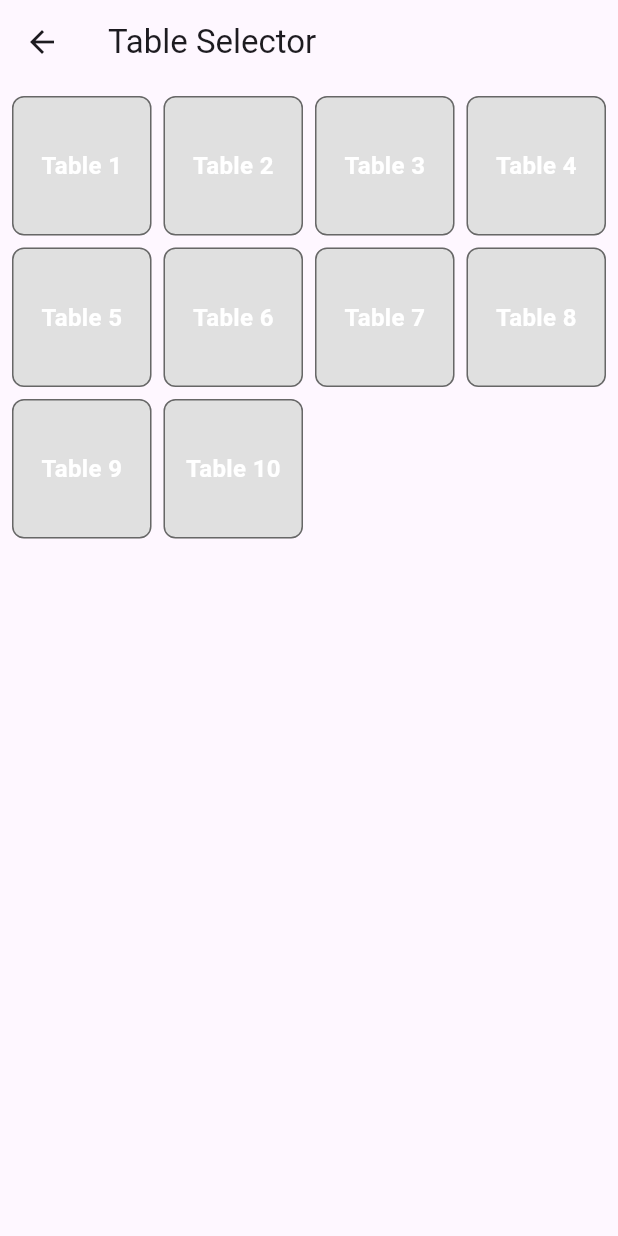
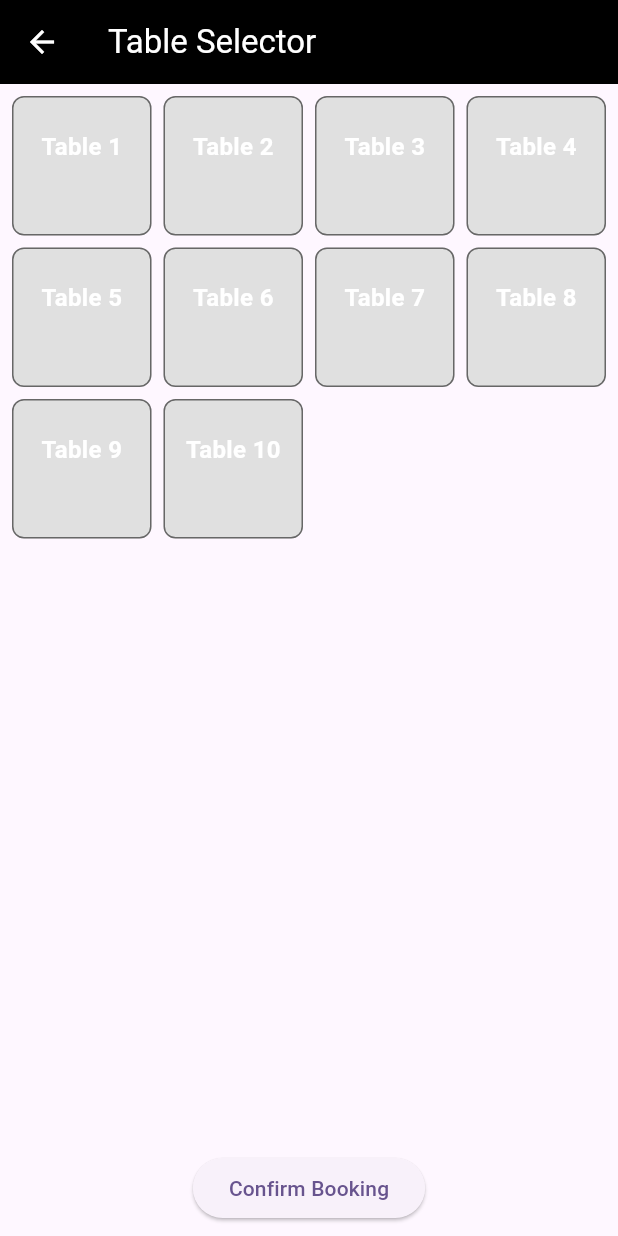
Before and after one commit to mousumi2002/Swift-Reservation, a Flutter app: the SelectTablePage screen opened directly with empty values, on a phone screen of 412 x 824 dp. Run offline on Flutter 3.47's test engine with Material 3 defaults, Android fonts, the phone set to English and light mode, and no system bars; our stand-ins replace cloud_firestore, firebase_auth, firebase_core, firebase_ui_firestore, flutter_bloc, freezed_annotation and 2 more; accounts and stored records are empty.

Commit message:
Feat: Table Selector

```diff
--- a/lib/features/reservation/bloc/dashboard_reservation_cubit.dart
+++ b/lib/features/reservation/bloc/dashboard_reservation_cubit.dart
@@ -32,8 +32,8 @@ class DashboardReservationCubit extends Cubit<DashboardReservationState> {
     emit(state.copyWith(isLoading: true));
     try {
       final now = DateTime.now();
-      final startOfWeek = now.subtract(Duration(days: now.weekday - 1)).copyWith(hour: 0,minute: 0,second: 0); // Monday
-      final endOfWeek = startOfWeek.add(const Duration(days: 6)).copyWith(hour: 23,minute: 59,second: 59); // Sunday
+      final startOfWeek = now.subtract(Duration(days: now.weekday - 1)).copyWith(hour: 0,minute: 0,second: 0);
+      final endOfWeek = startOfWeek.add(const Duration(days: 6)).copyWith(hour: 23,minute: 59,second: 59);
       final reservationQuery = await firestore.collection('business_reservations/$uid/reservations').where('date', isGreaterThanOrEqualTo: startOfWeek, isLessThanOrEqualTo: endOfWeek).get();
       final reservations = reservationQuery.docs;
       Map<String, int> dailyReservations = {
--- a/lib/features/table/presentation/pages/select_table_page.dart
+++ b/lib/features/table/presentation/pages/select_table_page.dart
@@ -1,29 +1,31 @@
 import 'package:flutter/material.dart';
 import 'package:flutter_bloc/flutter_bloc.dart';
-
+import '../../../reservation/bloc/reservation_cubit.dart';
 import '../../bloc/table_cubit.dart';
 
-class SelectTablePage extends StatefulWidget {
+class SelectTablePage extends StatelessWidget {
   final Map<String, dynamic> reservationData;
 
   const SelectTablePage({super.key, required this.reservationData});
   @override
-  State<SelectTablePage> createState() => _SelectTablePageState();
-}
-
-class _SelectTablePageState extends State<SelectTablePage> {
-  @override
   Widget build(BuildContext context) {
     return BlocProvider(
-      create: (_) => TableCubit(),
+      create: (_) => TableCubit(reservationData),
       child: Scaffold(
-        appBar: AppBar(title: const Text("Table Selector")),
+        appBar: AppBar(iconTheme: const IconThemeData(color: Colors.white),
+          title: const Text('Table Selector',style: TextStyle(color: Colors.white),),
+          backgroundColor: Colors.black,
+        ),
         body: Padding(
           padding: const EdgeInsets.all(8.0),
           child: BlocBuilder<TableCubit, TableState>(
             builder: (context, state) {
-              return GridView.builder(
-                gridDelegate: const SliverGridDelegateWithFixedCrossAxisCount(
+              return Column(
+                children: [
+                  Expanded(
+                    child: GridView.builder(
+                      gridDelegate:
+                          const SliverGridDelegateWithFixedCrossAxisCount(
                         crossAxisCount: 4,
                         crossAxisSpacing: 8.0,
                         mainAxisSpacing: 8.0,
@@ -31,24 +33,44 @@ class _SelectTablePageState extends State<SelectTablePage> {
                       itemCount: state.tables.length,
                       itemBuilder: (context, index) {
                         final table = state.tables[index];
+                        final activeReservationData =
+                            state.activeReservationData;
+                        final activeReservationTableId =
+                            activeReservationData['tableId'];
+
+                        String? reservationName =
+                            table.reservationData['firstName'];
+
+                        if (reservationName == null) {
+                          if (activeReservationTableId == table.id) {
+                            reservationName =
+                                state.activeReservationData['firstName'];
+                          } else {
+                            reservationName = '';
+                          }
+                        }
+
                         return GestureDetector(
                           onTap: () {
-                      print(widget.reservationData);
-                      context.read<TableCubit>().toggleTableSelection(
-                          table.id, widget.reservationData);
+                            context
+                                .read<TableCubit>()
+                                .toggleTableSelection(table.id);
                           },
                           child: Container(
                             decoration: BoxDecoration(
                               color: table.reservationData.isNotEmpty
                                   ? Colors.red
-                            : table.isSelected
+                                  : activeReservationTableId == table.id
                                       ? Colors.green
                                       : Colors.grey[300],
                               borderRadius: BorderRadius.circular(8),
                               border: Border.all(color: Colors.black54),
                             ),
                             child: Center(
-                        child: Text(
+                              child: Column(
+                                mainAxisAlignment: MainAxisAlignment.center,
+                                children: [
+                                  Text(
                                     "Table ${table.id}",
                                     style: TextStyle(
                                       fontSize: 16,
@@ -58,10 +80,44 @@ class _SelectTablePageState extends State<SelectTablePage> {
                                           : Colors.black,
                                     ),
                                   ),
+                                  if (reservationName != null) ...[
+                                    const SizedBox(
+                                      height: 3,
+                                    ),
+                                    Text(
+                                      reservationName,
+                                      style: TextStyle(
+                                        fontSize: 16,
+                                        fontWeight: FontWeight.bold,
+                                        color: table.reservationData.isEmpty
+                                            ? Colors.white
+                                            : Colors.black,
+                                      ),
+                                    ),
+                                  ],
+                                ],
+                              ),
                             ),
                           ),
                         );
                       },
+                    ),
+                  ),
+                  BlocProvider(
+                    create: (context) => ReservationCubit(),
+                    child: Builder(builder: (context) {
+                      return ElevatedButton(
+                        onPressed: () async {
+                          await context
+                              .read<ReservationCubit>()
+                              .createReservation(state.activeReservationData);
+                          Navigator.of(context).pop(true);
+                        },
+                        child: const Text('Confirm Booking'),
+                      );
+                    }),
+                  )
+                ],
               );
             },
           ),
```
Also changed, not shown: lib/features/reservation/presentation/pages/create_reservation_page.dart (+9 -10 lines), lib/features/table/bloc/table_cubit.dart (+59 -23 lines), lib/features/table/bloc/table_cubit.freezed.dart, lib/features/table/bloc/table_cubit.g.dart. Lines whose indentation alone changed are shown as unchanged.
